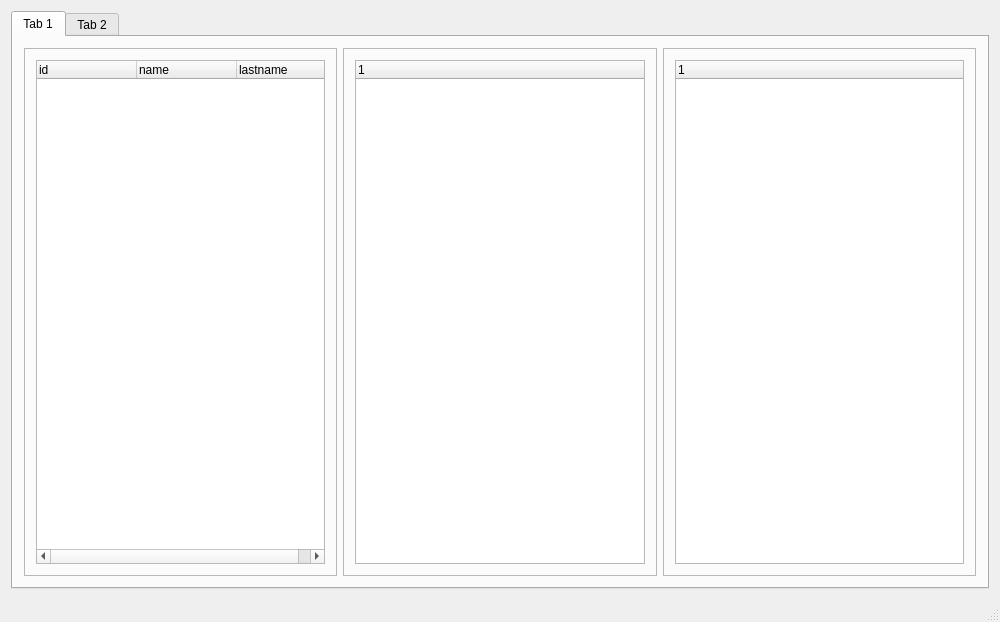
Above: client/MPS_Client/mainwindow.ui from Raalsky/MPS before the change. Below: the same form after it.
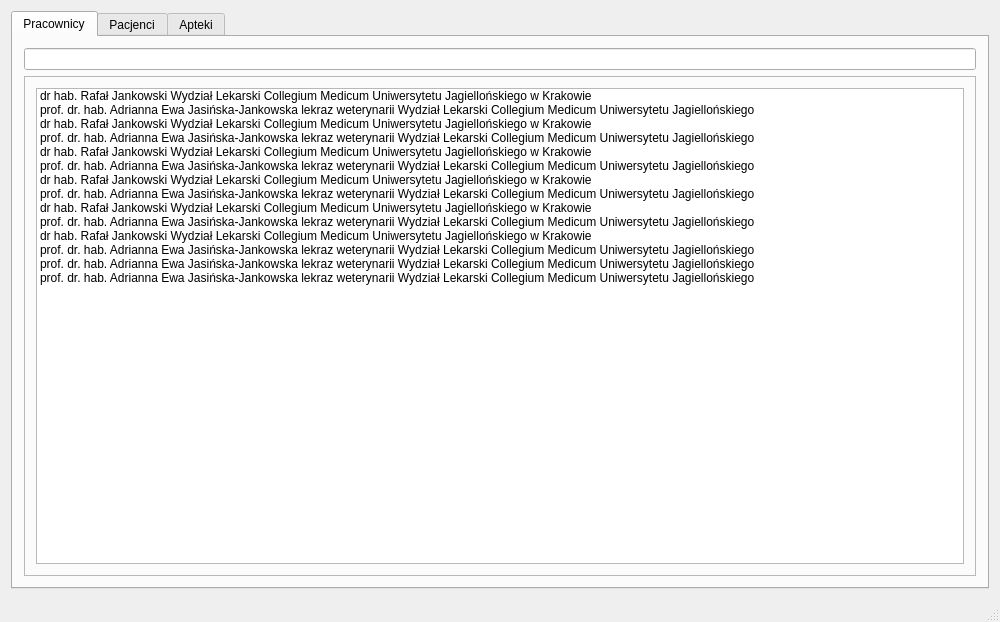
That is the form after the change.

Commit message: Search form

What changed in the file:
```diff
--- a/client/MPS_Client/mainwindow.ui
+++ b/client/MPS_Client/mainwindow.ui
@@ -55,61 +55,14 @@
       </property>
       <widget class="QWidget" name="tab">
        <attribute name="title">
-        <string>Tab 1</string>
+        <string>Pracownicy</string>
        </attribute>
        <layout class="QVBoxLayout" name="verticalLayout">
+        <item>
+         <widget class="QLineEdit" name="search"/>
+        </item>
         <item>
          <layout class="QGridLayout" name="gridLayout_2">
-          <item row="1" column="1">
-           <widget class="QFrame" name="frame_2">
-            <property name="frameShape">
-             <enum>QFrame::StyledPanel</enum>
-            </property>
-            <property name="frameShadow">
-             <enum>QFrame::Raised</enum>
-            </property>
-            <layout class="QHBoxLayout" name="horizontalLayout_2">
-             <item>
-              <layout class="QGridLayout" name="gridLayout_4">
-               <item row="0" column="0">
-                <widget class="QTreeWidget" name="treeWidget_2">
-                 <column>
-                  <property name="text">
-                   <string notr="true">1</string>
-                  </property>
-                 </column>
-                </widget>
-               </item>
-              </layout>
-             </item>
-            </layout>
-           </widget>
-          </item>
-          <item row="1" column="2">
-           <widget class="QFrame" name="frame">
-            <property name="frameShape">
-             <enum>QFrame::StyledPanel</enum>
-            </property>
-            <property name="frameShadow">
-             <enum>QFrame::Raised</enum>
-            </property>
-            <layout class="QHBoxLayout" name="horizontalLayout_3">
-             <item>
-              <layout class="QGridLayout" name="gridLayout_5">
-               <item row="0" column="0">
-                <widget class="QTreeWidget" name="treeWidget">
-                 <column>
-                  <property name="text">
-                   <string notr="true">1</string>
-                  </property>
-                 </column>
-                </widget>
-               </item>
-              </layout>
-             </item>
-            </layout>
-           </widget>
-          </item>
           <item row="1" column="0">
            <widget class="QFrame" name="frame1">
             <property name="frameShape">
@@ -120,27 +73,78 @@
             </property>
             <layout class="QHBoxLayout" name="horizontalLayout">
              <item>
-              <layout class="QGridLayout" name="gridLayout_3">
-               <item row="0" column="1">
-                <widget class="QTreeWidget" name="treeWidget">
-                 <column>
-                  <property name="text">
-                   <string notr="true">id</string>
-                  </property>
-                 </column>
-                 <column>
-                  <property name="text">
-                   <string>name</string>
-                  </property>
-                 </column>
-                 <column>
-                  <property name="text">
-                   <string>lastname</string>
-                  </property>
-                 </column>
-                </widget>
+              <widget class="QListWidget" name="listWidget">
+               <item>
+                <property name="text">
+                 <string>dr hab. Rafał Jankowski Wydział Lekarski Collegium Medicum Uniwersytetu Jagiellońskiego w Krakowie</string>
+                </property>
                </item>
-              </layout>
+               <item>
+                <property name="text">
+                 <string>prof. dr. hab. Adrianna Ewa Jasińska-Jankowska lekraz weterynarii Wydział Lekarski Collegium Medicum Uniwersytetu Jagiellońskiego</string>
+                </property>
+               </item>
+               <item>
+                <property name="text">
+                 <string>dr hab. Rafał Jankowski Wydział Lekarski Collegium Medicum Uniwersytetu Jagiellońskiego w Krakowie</string>
+                </property>
+               </item>
+               <item>
+                <property name="text">
+                 <string>prof. dr. hab. Adrianna Ewa Jasińska-Jankowska lekraz weterynarii Wydział Lekarski Collegium Medicum Uniwersytetu Jagiellońskiego</string>
+                </property>
+               </item>
+               <item>
+                <property name="text">
+                 <string>dr hab. Rafał Jankowski Wydział Lekarski Collegium Medicum Uniwersytetu Jagiellońskiego w Krakowie</string>
+                </property>
+               </item>
+               <item>
+                <property name="text">
+                 <string>prof. dr. hab. Adrianna Ewa Jasińska-Jankowska lekraz weterynarii Wydział Lekarski Collegium Medicum Uniwersytetu Jagiellońskiego</string>
+                </property>
+               </item>
+               <item>
+                <property name="text">
+                 <string>dr hab. Rafał Jankowski Wydział Lekarski Collegium Medicum Uniwersytetu Jagiellońskiego w Krakowie</string>
+                </property>
+               </item>
+               <item>
+                <property name="text">
+                 <string>prof. dr. hab. Adrianna Ewa Jasińska-Jankowska lekraz weterynarii Wydział Lekarski Collegium Medicum Uniwersytetu Jagiellońskiego</string>
+                </property>
+               </item>
+               <item>
+                <property name="text">
+                 <string>dr hab. Rafał Jankowski Wydział Lekarski Collegium Medicum Uniwersytetu Jagiellońskiego w Krakowie</string>
+                </property>
+               </item>
+               <item>
+                <property name="text">
+                 <string>prof. dr. hab. Adrianna Ewa Jasińska-Jankowska lekraz weterynarii Wydział Lekarski Collegium Medicum Uniwersytetu Jagiellońskiego</string>
+                </property>
+               </item>
+               <item>
+                <property name="text">
+                 <string>dr hab. Rafał Jankowski Wydział Lekarski Collegium Medicum Uniwersytetu Jagiellońskiego w Krakowie</string>
+                </property>
+               </item>
+               <item>
+                <property name="text">
+                 <string>prof. dr. hab. Adrianna Ewa Jasińska-Jankowska lekraz weterynarii Wydział Lekarski Collegium Medicum Uniwersytetu Jagiellońskiego</string>
+                </property>
+               </item>
+               <item>
+                <property name="text">
+                 <string>prof. dr. hab. Adrianna Ewa Jasińska-Jankowska lekraz weterynarii Wydział Lekarski Collegium Medicum Uniwersytetu Jagiellońskiego</string>
+                </property>
+               </item>
+               <item>
+                <property name="text">
+                 <string>prof. dr. hab. Adrianna Ewa Jasińska-Jankowska lekraz weterynarii Wydział Lekarski Collegium Medicum Uniwersytetu Jagiellońskiego</string>
+                </property>
+               </item>
+              </widget>
              </item>
             </layout>
            </widget>
@@ -151,7 +155,12 @@
       </widget>
       <widget class="QWidget" name="tab_2">
        <attribute name="title">
-        <string>Tab 2</string>
+        <string>Pacjenci</string>
+       </attribute>
+      </widget>
+      <widget class="QWidget" name="tab_3">
+       <attribute name="title">
+        <string>Apteki</string>
        </attribute>
       </widget>
      </widget>
```
The commit also changes 16 other files.
